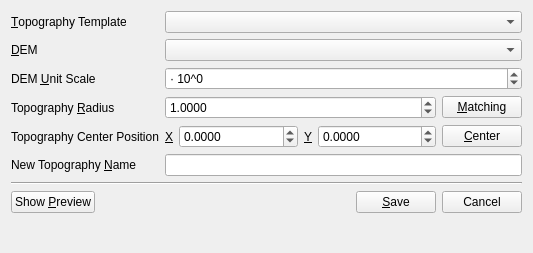
Old version of the form gui/widgets/DEMWidget.ui in the repository kateyy/geohazardvis.
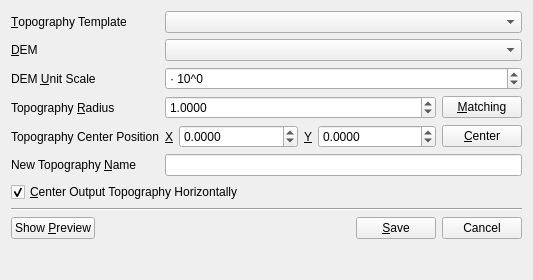
New version of the form. Custom widgets are drawn as their Qt base class.

Commit message: Allow to horizontally center the DEMWidget's output mesh

```diff
--- a/gui/widgets/DEMWidget.ui
+++ b/gui/widgets/DEMWidget.ui
@@ -7,7 +7,7 @@
     <x>0</x>
     <y>0</y>
     <width>533</width>
-    <height>253</height>
+    <height>280</height>
    </rect>
   </property>
   <property name="sizePolicy">
@@ -242,14 +242,14 @@
      </property>
     </widget>
    </item>
-   <item row="7" column="0" colspan="2">
+   <item row="8" column="0" colspan="2">
     <widget class="Line" name="line">
      <property name="orientation">
       <enum>Qt::Horizontal</enum>
      </property>
     </widget>
    </item>
-   <item row="8" column="0" colspan="2">
+   <item row="9" column="0" colspan="2">
     <widget class="QWidget" name="widget" native="true">
      <layout class="QGridLayout" name="gridLayout_2">
       <property name="leftMargin">
@@ -301,6 +301,16 @@
      </layout>
     </widget>
    </item>
+   <item row="7" column="0" colspan="2">
+    <widget class="QCheckBox" name="centerOutputTopographyCheckBox">
+     <property name="text">
+      <string>&amp;Center Output Topography Horizontally</string>
+     </property>
+     <property name="checked">
+      <bool>true</bool>
+     </property>
+    </widget>
+   </item>
   </layout>
  </widget>
  <customwidgets>
```
Left out of the diff: 1 changed line with no effect on the pictures. The commit also changes 2 other files.
